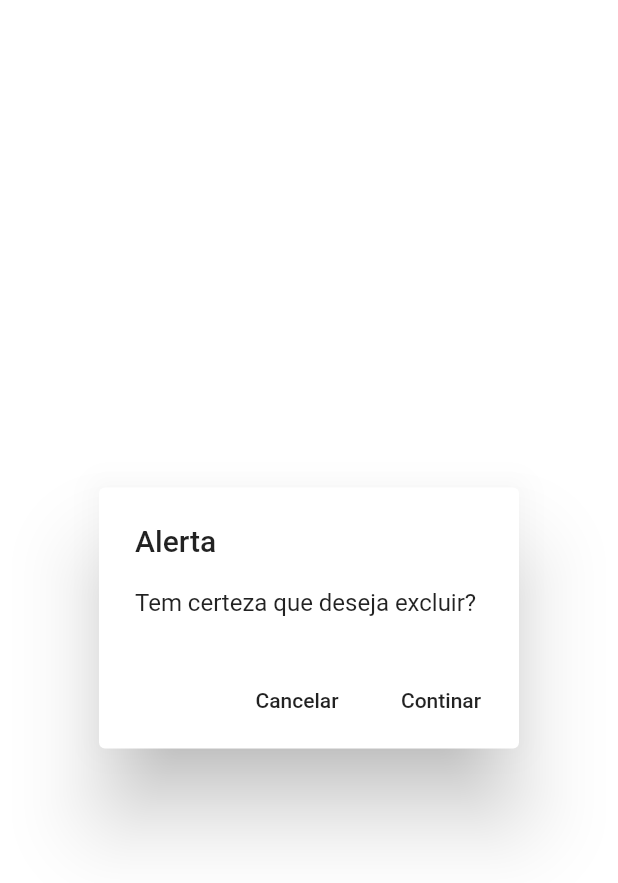
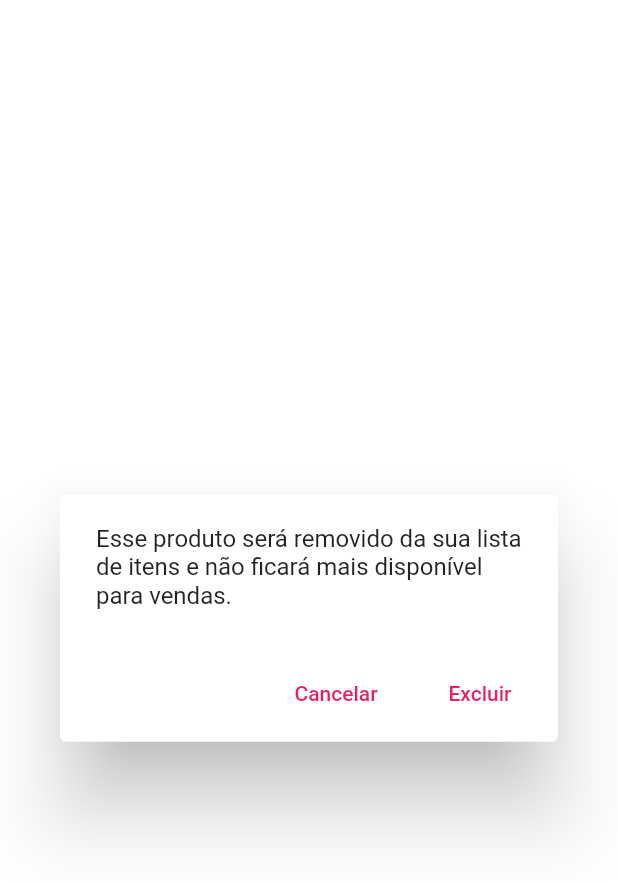
Before and after one commit to ClodoaldoRibeiro/gerenciadorloja_app, a Flutter app: the AlertDialogDelete widget shown alone on an empty page, opened directly, on a phone screen of 412 x 824 dp. Shown: the top 883 px of the screen. Run offline on Flutter 3.47's test engine with Material 2 defaults, Android fonts, the phone set to English and light mode, and no system bars; our stand-ins replace cloud_firestore, firebase_auth, firebase_storage, flutter_speed_dial, image_cropper, image_picker and 2 more; missing offline and left inert: bloc_pattern; accounts and stored records are empty; Roboto replaces fonts that are missing (Montserrat).

Commit message:
Ajustar mensagens

```diff
--- a/lib/ui/android/products/widgets/alert_dialog_delete.dart
+++ b/lib/ui/android/products/widgets/alert_dialog_delete.dart
@@ -1,20 +1,25 @@
 import 'package:flutter/material.dart';
+import 'package:gerenciadorloja_app/ui/themes/app_colors.dart';
 
 class AlertDialogDelete extends StatelessWidget {
   @override
   Widget build(BuildContext context) {
     return AlertDialog(
-      title: Text("Alerta"),
-      content: Text("Tem certeza que deseja excluir?"),
+      content: Text("Esse produto será removido da sua lista de itens e " +
+          "não ficará mais disponível para vendas."),
       actions: [
         FlatButton(
-          child: Text("Cancelar"),
+          child:
+              Text("Cancelar", style: TextStyle(color: AppColors.COR_PRIMARIA)),
           onPressed: () {
             Navigator.of(context).pop(false);
           },
         ),
         FlatButton(
-          child: Text("Continar"),
+          child: Text(
+            "Excluir",
+            style: TextStyle(color: AppColors.COR_PRIMARIA),
+          ),
           onPressed: () {
             Navigator.of(context).pop(true);
           },
```
